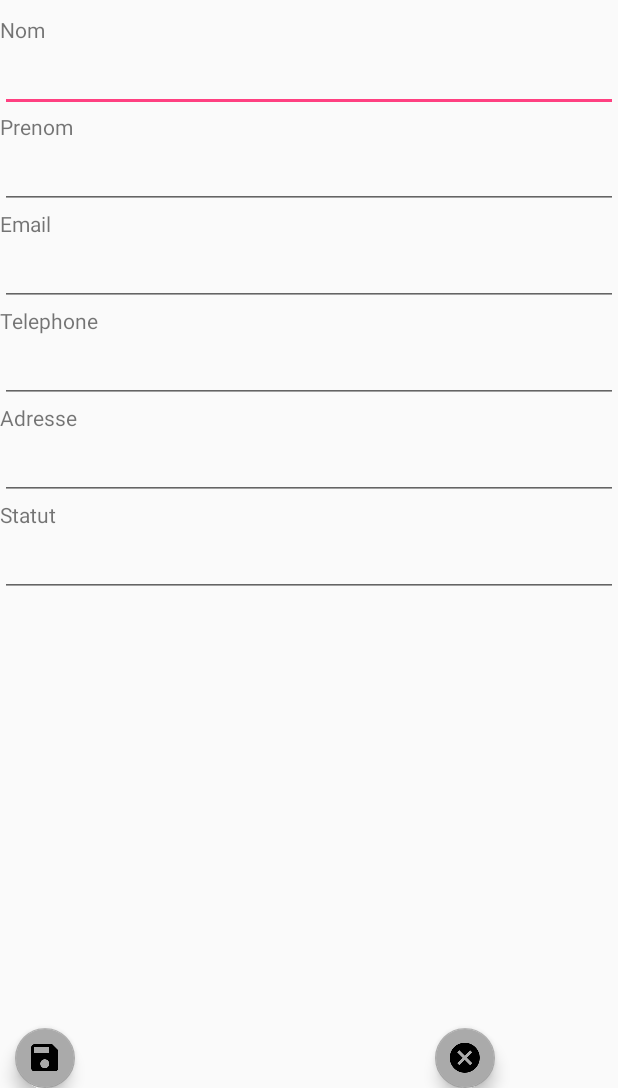
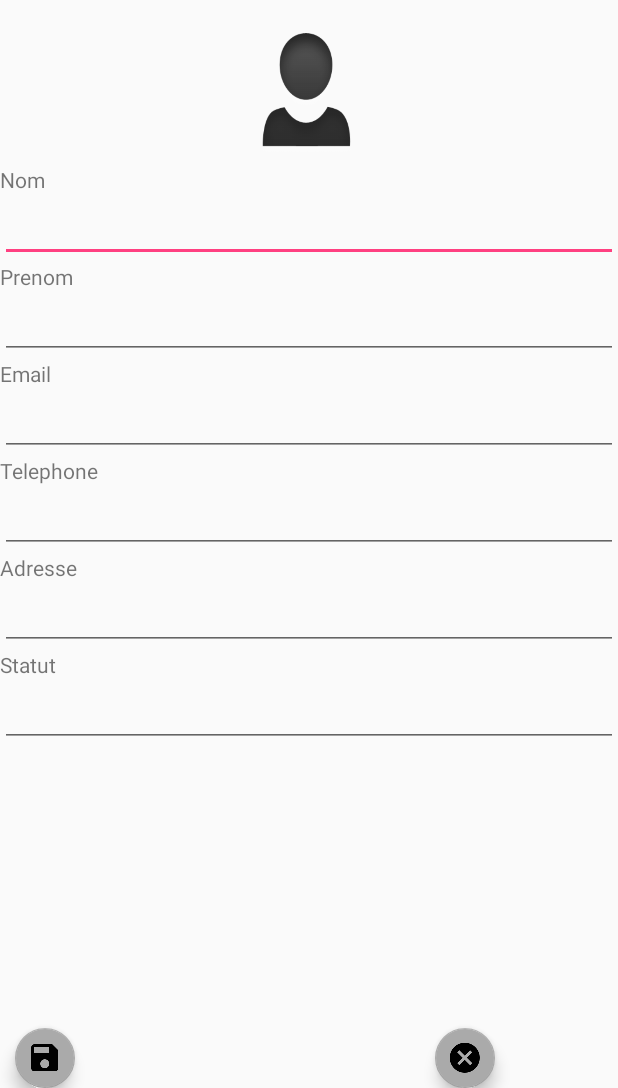
Before and after one commit to picolo06/Android, an Android app: the screen it shows after launch (add_contact), after a tap on an icon or button, on a phone screen of 412 x 824 dp, the part 148-1236 px from its top. Run offline under Robolectric (Android 15) with nearby library versions, the phone set to English and light mode, and no system bars.

Commit message:
pff
damn it

```diff
--- a/DevoirAndroid/app/src/main/AndroidManifest.xml
+++ b/DevoirAndroid/app/src/main/AndroidManifest.xml
@@ -1,6 +1,10 @@
 <?xml version="1.0" encoding="utf-8"?>
 <manifest xmlns:android="http://schemas.android.com/apk/res/android"
     package="com.example.claudy.devoirandroid">
+
+    <uses-permission
+        android:name="android.permission.READ_EXTERNAL_STORAGE">
+</uses-permission>
 
     <application
         android:allowBackup="true"
--- a/DevoirAndroid/app/src/main/java/com/example/claudy/devoirandroid/DatabaseHelper.java
+++ b/DevoirAndroid/app/src/main/java/com/example/claudy/devoirandroid/DatabaseHelper.java
@@ -23,6 +23,7 @@ public class DatabaseHelper extends SQLiteOpenHelper {
     private static final String COL5 = "telephone";
     private static final String COL6 = "adresse";
     private static final String COL7 = "statut";
+   // private static final String COL8 = "image";
 
 
     public DatabaseHelper(Context context) {
@@ -56,6 +57,7 @@ public class DatabaseHelper extends SQLiteOpenHelper {
         contentValues.put(COL5, item4);
         contentValues.put(COL6, item5);
         contentValues.put(COL7, item6);
+       // contentValues.put(COL8, item7);
 
         Log.d(TAG, "addData: Adding " + item + " to " + TABLE_NAME);
 
@@ -129,6 +131,7 @@ public class DatabaseHelper extends SQLiteOpenHelper {
         contentValues.put(COL5, telephone);
         contentValues.put(COL6, adresse);
         contentValues.put(COL7, statut);
+
         db.update(TABLE_NAME, contentValues, "id = ?", new String[] {id});
         return true;
     }
--- a/DevoirAndroid/app/src/main/java/com/example/claudy/devoirandroid/MainActivity.java
+++ b/DevoirAndroid/app/src/main/java/com/example/claudy/devoirandroid/MainActivity.java
@@ -7,12 +7,14 @@ import android.support.design.widget.FloatingActionButton;
 import android.support.v7.app.AppCompatActivity;
 import android.os.Bundle;
 import android.text.Editable;
+import android.text.Html;
 import android.text.TextWatcher;
 import android.util.Log;
 import android.view.View;
 import android.widget.AdapterView;
 import android.widget.ArrayAdapter;
 import android.widget.EditText;
+import android.widget.ImageView;
 import android.widget.ListAdapter;
 import android.widget.ListView;
 import android.widget.Toast;
@@ -23,7 +25,9 @@ public class MainActivity extends AppCompatActivity {
     private static final String TAG = "MainActivity";
     private ListView mListView;
     FloatingActionButton btninfo;
+    FloatingActionButton btnsearch;
     private EditText filter;
+
     //SqqDev salli;
     DatabaseHelper mDatabaseHelper;
    // ArrayAdapter adapterr;
@@ -37,15 +41,18 @@ public class MainActivity extends AppCompatActivity {
 
         mListView = (ListView) findViewById(R.id.lvdevsq);
         btninfo = (FloatingActionButton) findViewById(R.id.btninfo);
+        btnsearch = (FloatingActionButton) findViewById(R.id.btnsearch);
 
         // salli = new SqqDev(this);
         mDatabaseHelper = new DatabaseHelper(this);
+
+
 
         btninfo.setOnClickListener(new View.OnClickListener() {
             @Override
             public void onClick(View view) {
                  String count = String.valueOf(mListView.getCount());
-                toastMessage(count);
+                toastMessage("Il y a" +count+"contact(s) enregistres");
             }
         });
 
--- a/DevoirAndroid/app/src/main/java/com/example/claudy/devoirandroid/add_contact.java
+++ b/DevoirAndroid/app/src/main/java/com/example/claudy/devoirandroid/add_contact.java
@@ -1,16 +1,26 @@
 package com.example.claudy.devoirandroid;
 
 import android.content.Intent;
+import android.graphics.Bitmap;
+import android.graphics.BitmapFactory;
+import android.net.Uri;
+import android.os.Environment;
 import android.provider.ContactsContract;
 import android.support.design.widget.FloatingActionButton;
 import android.support.v7.app.AppCompatActivity;
 import android.os.Bundle;
 import android.view.View;
 import android.widget.EditText;
+import android.widget.ImageView;
 import android.widget.Toast;
 
+import java.io.File;
+import java.io.FileNotFoundException;
+import java.io.InputStream;
+
 public class add_contact extends AppCompatActivity {
-   // SqqDev salli;
+    public static final int IMAGE_REQUEST = 20;
+    // SqqDev salli;
    DatabaseHelper mDatabaseHelper;
 
     private FloatingActionButton btnAddData;
@@ -20,6 +30,7 @@ public class add_contact extends AppCompatActivity {
     private EditText instel;
     private EditText insmail;
    private EditText insstatut;
+    ImageView pic;
 
 
 
@@ -37,6 +48,7 @@ public class add_contact extends AppCompatActivity {
        insmail = (EditText) findViewById(R.id.mail);
         insstatut = (EditText) findViewById(R.id.stat);
         btnAddData = (FloatingActionButton) findViewById(R.id.btnAddData);
+        pic = (ImageView) findViewById(R.id.pic);
 
 
      /*   btnAddData.setOnClickListener(new View.OnClickListener() {
@@ -52,7 +64,32 @@ public class add_contact extends AppCompatActivity {
             }
         });
 
+
+
      */
+
+        pic.setOnClickListener(new View.OnClickListener() {
+            @Override
+            public void onClick(View v) {
+                Intent picpick = new Intent(Intent.ACTION_PICK);
+
+                File pictureDirectory =  Environment.getExternalStoragePublicDirectory(Environment.DIRECTORY_PICTURES);
+
+                String pictureDirectoryPath= pictureDirectory.getPath();
+                Uri data = Uri.parse(pictureDirectoryPath);
+                picpick.setDataAndType(data,"image/*");
+
+
+                startActivityForResult(picpick,IMAGE_REQUEST);
+            }
+        });
+
+        //onActivityResult(IMAGE_REQUEST,RESULT_OK,);
+
+
+
+
+
         btnAddData.setOnClickListener(new View.OnClickListener() {
             @Override
             public void onClick(View v) {
@@ -80,6 +117,7 @@ public class add_contact extends AppCompatActivity {
             }
         });
     }
+
 
 
 
@@ -123,4 +161,28 @@ public class add_contact extends AppCompatActivity {
         startActivity(intent);
     }
 
+/*    @Override
+    protected void onActivityResult(int requestCode, int resultCode, Intent data) {
+            if (resultCode == RESULT_OK){
+                if (requestCode == IMAGE_REQUEST){
+                   Uri imageuri = data.getData();
+
+                    InputStream inputStream;
+
+                    try {
+                        inputStream = getContentResolver().openInputStream(imageuri);
+
+                        Bitmap image = BitmapFactory.decodeStream(inputStream);
+
+                        pic.setImageBitmap(image);
+
+                    } catch (FileNotFoundException e) {
+                        e.printStackTrace();
+                        Toast.makeText(this, "Unable to open image", Toast.LENGTH_SHORT).show();
+                    }
+                }
+            }
+
+
+    } */
 }
--- a/DevoirAndroid/app/src/main/res/layout/activity_main.xml
+++ b/DevoirAndroid/app/src/main/res/layout/activity_main.xml
@@ -7,6 +7,8 @@
     tools:context="com.example.claudy.devoirandroid.MainActivity"
     android:orientation="vertical"
     android:weightSum="1">
+
+
 
     <LinearLayout
         android:layout_width="match_parent"
@@ -24,7 +26,7 @@
             android:text="Name" />
 
         <android.support.design.widget.FloatingActionButton
-            android:id="@+id/floatingActionButton3"
+            android:id="@+id/btnsearch"
             android:layout_width="wrap_content"
             android:layout_height="wrap_content"
             android:layout_gravity="right"
--- a/DevoirAndroid/app/src/main/res/layout/add_contact.xml
+++ b/DevoirAndroid/app/src/main/res/layout/add_contact.xml
@@ -17,6 +17,12 @@
         android:text="Ajouter Contact"
         android:textColor="@android:color/background_dark"
         android:textSize="24sp" />
+
+    <ImageView
+        android:id="@+id/pic"
+        android:layout_width="match_parent"
+        android:layout_height="100dp"
+        app:srcCompat="@drawable/contact_19" />
 
     <TextView
         android:id="@+id/adcnomtxt"
--- a/DevoirAndroid/app/src/main/res/layout/edit_contact.xml
+++ b/DevoirAndroid/app/src/main/res/layout/edit_contact.xml
@@ -18,6 +18,12 @@
         android:text="Modifier Contact"
         android:textColor="@android:color/background_dark"
         android:textSize="24sp" />
+
+    <ImageView
+        android:id="@+id/epic"
+        android:layout_width="match_parent"
+        android:layout_height="100dp"
+        app:srcCompat="@drawable/contact_19" />
 
     <TextView
         android:id="@+id/ednomtxt"
```
Also changed, not shown: DevoirAndroid/app/src/main/java/com/example/claudy/devoirandroid/selected_contact.java (+25 -4 lines), DevoirAndroid/app/src/main/res/layout/selected_contact.xml (+20 -27 lines), DevoirAndroid/app/src/main/res/drawable-hdpi/ic_warning_black_24dp.png (added), DevoirAndroid/app/src/main/res/drawable-hdpi/ic_warning_white_24dp.png (added), DevoirAndroid/app/src/main/res/drawable-mdpi/ic_warning_black_24dp.png (added), DevoirAndroid/app/src/main/res/drawable-mdpi/ic_warning_white_24dp.png (added), DevoirAndroid/app/src/main/res/drawable-xhdpi/ic_warning_black_24dp.png (added), DevoirAndroid/app/src/main/res/drawable-xhdpi/ic_warning_white_24dp.png (added), DevoirAndroid/app/src/main/res/drawable-xxhdpi/ic_warning_black_24dp.png (added), DevoirAndroid/app/src/main/res/drawable-xxhdpi/ic_warning_white_24dp.png (added), DevoirAndroid/app/src/main/res/drawable-xxxhdpi/ic_warning_black_24dp.png (added), DevoirAndroid/app/src/main/res/drawable-xxxhdpi/ic_warning_white_24dp.png (added).
